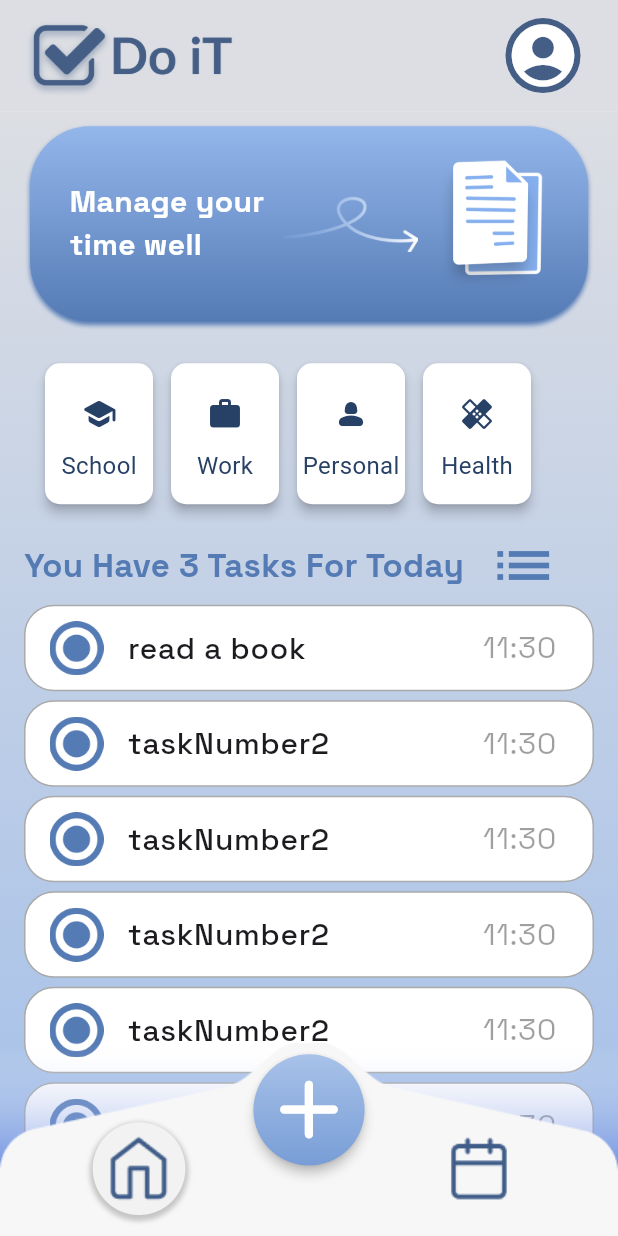
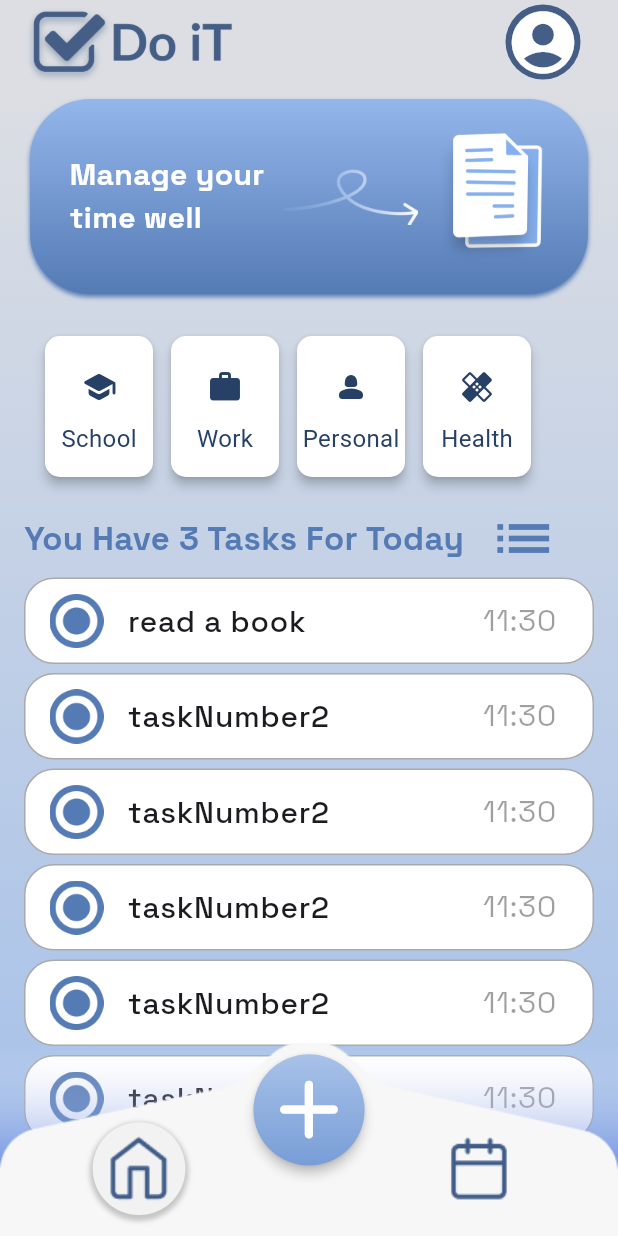
Before and after one commit to rahim2306/TODO, a Flutter app: the TodoHomePage screen opened directly, on a phone screen of 412 x 824 dp. Run offline on Flutter 3.47's test engine with Material 3 defaults, Android fonts, the phone set to English and light mode, and no system bars; drawn by our look-alikes of dropdown_button2, flutter_slidable; our stand-ins replace google_fonts.

Commit message:
more changes

```diff
--- a/lib/Callendar/callenderPage.dart
+++ b/lib/Callendar/callenderPage.dart
@@ -1,3 +1,5 @@
+// ignore_for_file: file_names
+
 import 'package:flutter/material.dart';
 
 class CalendarPage extends StatefulWidget {
--- a/lib/HomePage/homepage.dart
+++ b/lib/HomePage/homepage.dart
@@ -9,6 +9,7 @@ import 'package:project/HomePage/widgets/build_sheet.dart';
 import 'package:project/HomePage/widgets/categoryslide.dart';
 import 'package:project/HomePage/widgets/dbd.dart';
 import 'package:project/HomePage/widgets/task.dart';
+import 'package:project/Main%20Widgets/appbar.dart';
 
 class TodoHomePage extends StatefulWidget {
 
@@ -23,47 +24,6 @@ class _TodoHomePageState extends State<TodoHomePage> {
   final items = ['Sort By', 'Completed'];
   String selectedValue = 'Sort By';
 
-
-  AppBar _buildAppBar(BuildContext context) {
-    return AppBar(
-      backgroundColor: Color(0xFFDCDEE3),
-      elevation: 0,
-      shadowColor: Color(0xFFDCDEE3),
-      toolbarHeight: MediaQuery.of(context).size.height * 0.09,
-      title: Row(
-        mainAxisAlignment: MainAxisAlignment.spaceAround,
-        children: [
-          Image.asset(
-            'assets/images/HeaderLogo.png',
-            width: MediaQuery.of(context).size.width * 0.36,
-          ),
-          Spacer(),
-          _buildProfileButton(),
-        ],
-      ),
-    );
-  }
-
-  Widget _buildProfileButton() {
-    return IconButton(
-      onPressed: () {
-        // Navigate to profile page or show profile options
-      },
-      icon: CircleAvatar(
-        radius: 26,
-        backgroundColor: Colors.transparent,
-        child: CircleAvatar(
-          radius: 25,
-          backgroundColor: Color(0xff455E86),
-          child: Icon(
-            Icons.account_circle,
-            size: 50,
-            color: Colors.white,
-          ),
-        ),
-      ),
-    );
-  }
 
   Widget _buildTaskListItem(String title, bool hasPB) {
     return TodoTask(
@@ -183,7 +143,7 @@ class _TodoHomePageState extends State<TodoHomePage> {
   Widget build(BuildContext context) {
     return Scaffold(
       extendBody: true,
-      appBar: _buildAppBar(context),
+      appBar: BuildAppBar(),
       body: _buildBody(context),
       floatingActionButton: SizedBox(
         height: MediaQuery.sizeOf(context).height *.09,
--- /dev/null
+++ b/lib/Main Widgets/appbar.dart
@@ -0,0 +1,53 @@
+// ignore_for_file: prefer_const_constructors
+
+import 'package:flutter/material.dart';
+
+class BuildAppBar extends StatelessWidget implements PreferredSizeWidget {
+  const BuildAppBar({super.key});
+
+  @override
+  Widget build(BuildContext context) {
+
+    return AppBar(
+      backgroundColor: Color(0xFFDCDEE3),
+      elevation: 0,
+      shadowColor: Color(0xFFDCDEE3),
+      toolbarHeight: MediaQuery.of(context).size.height * 0.1,
+      title: Row(
+        mainAxisAlignment: MainAxisAlignment.spaceAround,
+        children: [
+          Image.asset(
+            'assets/images/HeaderLogo.png',
+            width: MediaQuery.of(context).size.width * 0.36,
+          ),
+          Spacer(),
+          _buildProfileButton(),
+        ],
+      ),
+    );
+  }
+
+  Widget _buildProfileButton() {
+    return IconButton(
+      onPressed: () {
+        // Navigate to profile page or show profile options
+      },
+      icon: CircleAvatar(
+        radius: 26,
+        backgroundColor: Colors.transparent,
+        child: CircleAvatar(
+          radius: 25,
+          backgroundColor: Color(0xff455E86),
+          child: Icon(
+            Icons.account_circle,
+            size: 50,
+            color: Colors.white,
+          ),
+        ),
+      ),
+    );
+  }
+
+   @override
+  Size get preferredSize => Size.fromHeight(kToolbarHeight);
+}
--- a/pubspec.yaml
+++ b/pubspec.yaml
@@ -46,6 +46,7 @@ dependencies:
   animated_toggle_switch: ^0.8.2
   percent_indicator: ^4.2.3
   popover: ^0.3.0
+  table_calendar: ^3.1.1
 
 
 dev_dependencies:
```
Also changed, not shown: pubspec.lock.
